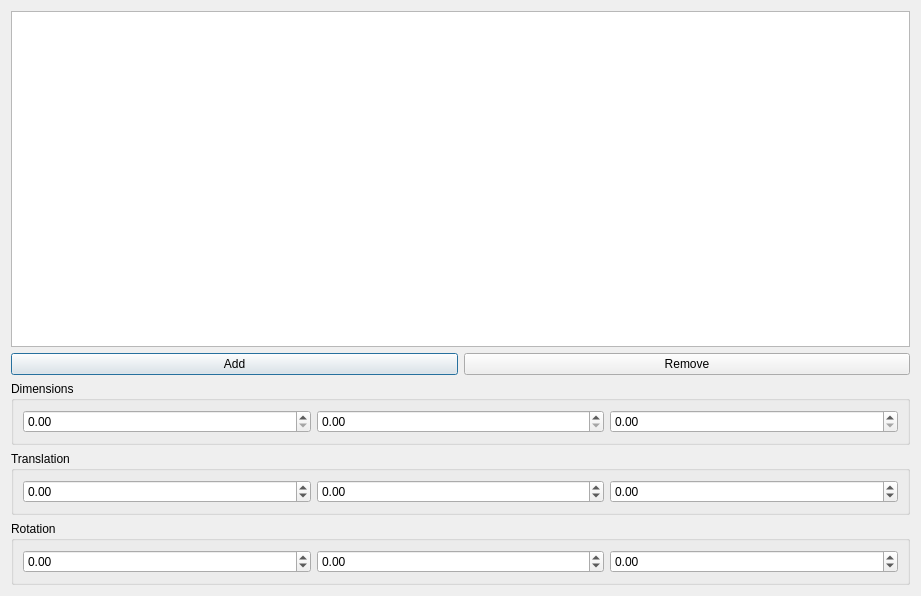
TobiasRohner/McModder_v5, file ui/BlockModelCreator.ui: the form before one commit.
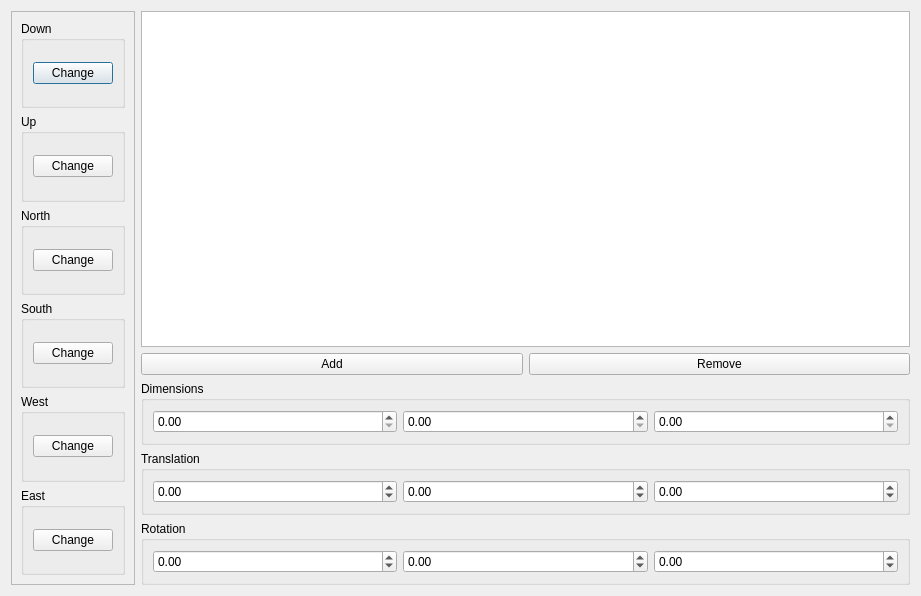
The form after the commit.

Commit message:
Texture Support for Block Editor
No Support for UV-Coordinates yet
No Textures in 3D-View

The edit to the form file:
```diff
--- a/ui/BlockModelCreator.ui
+++ b/ui/BlockModelCreator.ui
@@ -10,12 +10,151 @@
     <height>596</height>
    </rect>
   </property>
+  <property name="sizePolicy">
+   <sizepolicy hsizetype="Fixed" vsizetype="Preferred">
+    <horstretch>0</horstretch>
+    <verstretch>0</verstretch>
+   </sizepolicy>
+  </property>
   <property name="windowTitle">
    <string>Dialog</string>
   </property>
   <layout class="QVBoxLayout" name="verticalLayout">
    <item>
     <layout class="QHBoxLayout" name="mainLayout">
+     <item>
+      <widget class="QScrollArea" name="scrollArea">
+       <property name="sizePolicy">
+        <sizepolicy hsizetype="Preferred" vsizetype="Minimum">
+         <horstretch>0</horstretch>
+         <verstretch>0</verstretch>
+        </sizepolicy>
+       </property>
+       <property name="verticalScrollBarPolicy">
+        <enum>Qt::ScrollBarAsNeeded</enum>
+       </property>
+       <property name="horizontalScrollBarPolicy">
+        <enum>Qt::ScrollBarAlwaysOff</enum>
+       </property>
+       <property name="widgetResizable">
+        <bool>true</bool>
+       </property>
+       <widget class="QWidget" name="scrollAreaWidgetContents">
+        <property name="geometry">
+         <rect>
+          <x>0</x>
+          <y>0</y>
+          <width>115</width>
+          <height>574</height>
+         </rect>
+        </property>
+        <property name="sizePolicy">
+         <sizepolicy hsizetype="Preferred" vsizetype="Preferred">
+          <horstretch>0</horstretch>
+          <verstretch>0</verstretch>
+         </sizepolicy>
+        </property>
+        <layout class="QVBoxLayout" name="verticalLayout_3">
+         <item>
+          <widget class="QGroupBox" name="textureDownLayout">
+           <property name="title">
+            <string>Down</string>
+           </property>
+           <layout class="QVBoxLayout" name="verticalLayout_4">
+            <item>
+             <widget class="QPushButton" name="changeDownTextureButton">
+              <property name="text">
+               <string>Change</string>
+              </property>
+             </widget>
+            </item>
+           </layout>
+          </widget>
+         </item>
+         <item>
+          <widget class="QGroupBox" name="textureUpLayout">
+           <property name="title">
+            <string>Up</string>
+           </property>
+           <layout class="QVBoxLayout" name="verticalLayout_6">
+            <item>
+             <widget class="QPushButton" name="changeUpTextureButton">
+              <property name="text">
+               <string>Change</string>
+              </property>
+             </widget>
+            </item>
+           </layout>
+          </widget>
+         </item>
+         <item>
+          <widget class="QGroupBox" name="textureNorthLayout">
+           <property name="title">
+            <string>North</string>
+           </property>
+           <layout class="QVBoxLayout" name="verticalLayout_8">
+            <item>
+             <widget class="QPushButton" name="changeNorthTextureButton">
+              <property name="text">
+               <string>Change</string>
+              </property>
+             </widget>
+            </item>
+           </layout>
+          </widget>
+         </item>
+         <item>
+          <widget class="QGroupBox" name="textureSouthLayout">
+           <property name="title">
+            <string>South</string>
+           </property>
+           <layout class="QVBoxLayout" name="verticalLayout_9">
+            <item>
+             <widget class="QPushButton" name="changeSouthTextureButton">
+              <property name="text">
+               <string>Change</string>
+              </property>
+             </widget>
+            </item>
+           </layout>
+          </widget>
+         </item>
+         <item>
+          <widget class="QGroupBox" name="textureWestLayout">
+           <property name="title">
+            <string>West</string>
+           </property>
+           <layout class="QVBoxLayout" name="verticalLayout_5">
+            <item>
+             <widget class="QPushButton" name="changeWestTextureButton">
+              <property name="text">
+               <string>Change</string>
+              </property>
+             </widget>
+            </item>
+           </layout>
+          </widget>
+         </item>
+         <item>
+          <widget class="QGroupBox" name="textureEastLayout">
+           <property name="title">
+            <string>East</string>
+           </property>
+           <layout class="QVBoxLayout" name="verticalLayout_7">
+            <item>
+             <widget class="QPushButton" name="changeEastTextureButton">
+              <property name="text">
+               <string>Change</string>
+              </property>
+             </widget>
+            </item>
+           </layout>
+          </widget>
+         </item>
+        </layout>
+       </widget>
+      </widget>
+     </item>
      <item>
       <layout class="QVBoxLayout" name="verticalLayout_2">
        <property name="sizeConstraint">
```
The commit also changes 2 other files.
